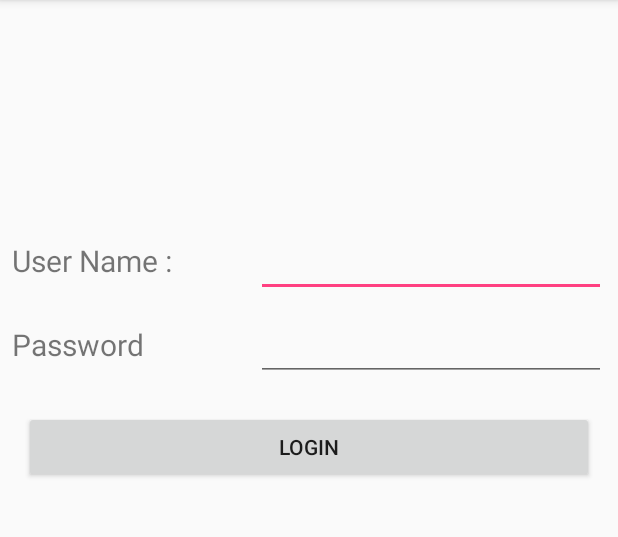
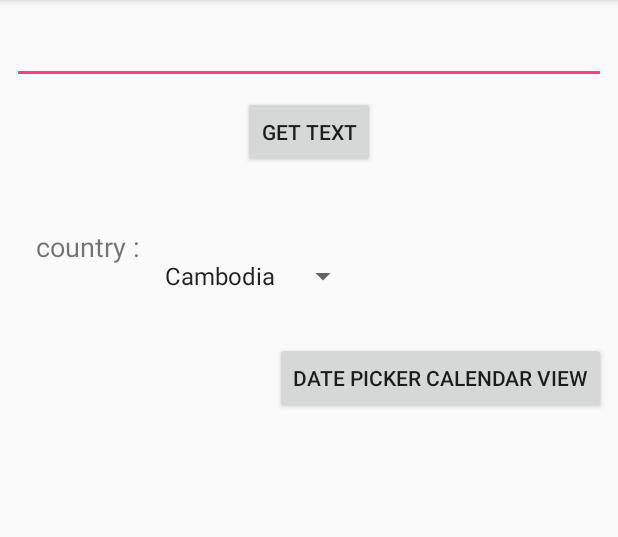
Before and after one commit to kshrd-short-course-4th/UI_component-code-example, an Android app: the screen it shows after launch (LoginActivity before the commit, AdvancedUIActivity after it), on a phone screen of 412 x 824 dp, the part 84-621 px from its top. Run offline under Robolectric (Android 15) with nearby library versions, the phone set to English and light mode, and no system bars.

Commit message:
add Advacnced UI component

```diff
--- /dev/null
+++ b/app/src/main/java/com/example/rathana/ui_components/AdvancedUIActivity.java
@@ -0,0 +1,97 @@
+package com.example.rathana.ui_components;
+
+import android.support.v7.app.AppCompatActivity;
+import android.os.Bundle;
+import android.util.Log;
+import android.view.View;
+import android.widget.AdapterView;
+import android.widget.ArrayAdapter;
+import android.widget.AutoCompleteTextView;
+import android.widget.Spinner;
+import android.widget.TextView;
+
+import com.example.rathana.ui_components.dialog.DatePickerDialogCalendar;
+
+import java.util.ArrayList;
+import java.util.List;
+
+public class AdvancedUIActivity extends AppCompatActivity
+        implements AdapterView.OnItemClickListener,
+        AdapterView.OnItemSelectedListener,
+        DatePickerDialogCalendar.CallBack{
+
+    private AutoCompleteTextView autoCompleteTextView;
+    private Spinner spinner;
+    private TextView dateFormat;
+    String[] countries;
+    @Override
+    protected void onCreate(Bundle savedInstanceState) {
+        super.onCreate(savedInstanceState);
+        setContentView(R.layout.activity_advanced_ui);
+        spinner=findViewById(R.id.spinner);
+        autoCompleteTextView=findViewById(R.id.autoComplete);
+        dateFormat=findViewById(R.id.dateFormat);
+        final String[] items={"book","cook","pen","cake","cat","car"};
+        //adapter with 3 parameters
+        /*ArrayAdapter<String> adapter=new ArrayAdapter<String>(
+                this,android.R.layout.simple_dropdown_item_1line,
+                items
+        );*/
+        //adapter with custom layout
+        ArrayAdapter<String> adapter1=new ArrayAdapter<String>(
+            this,R.layout.dropdown_item_list,R.id.item,items
+        );
+        autoCompleteTextView.setAdapter(adapter1);
+        autoCompleteTextView.setThreshold(1);
+        autoCompleteTextView.setOnItemClickListener(new AdapterView.OnItemClickListener() {
+            @Override
+            public void onItemClick(AdapterView<?> parent, View view, int position, long id) {
+                Log.e("text ", autoCompleteTextView.getText().toString());
+            }
+        });
+
+        //adapter for spinner
+        List<String> spinnerItems=new ArrayList<>();
+        spinnerItems.add("Cambodia");
+        spinnerItems.add("Thailand");
+        spinnerItems.add("China");
+        spinnerItems.add("Korea");
+        spinnerItems.add("Veitnam");
+
+        countries=this.getResources().getStringArray(R.array.countries_res);
+        ArrayAdapter<String> spinnerAdapter=new ArrayAdapter<String>(
+                this,android.R.layout.simple_dropdown_item_1line,countries
+        );
+        spinner.setAdapter(spinnerAdapter);
+        spinner.setOnItemSelectedListener(this);
+    }
+
+    public void onGetText(View view) {
+        Log.e("text-> ", autoCompleteTextView.getText().toString());
+    }
+
+    @Override
+    public void onItemClick(AdapterView<?> parent, View view, int position, long id) {
+        Log.e("spinner value",""+ countries[position]);
+    }
+
+    @Override
+    public void onItemSelected(AdapterView<?> parent, View view, int position, long id) {
+        Log.e("sppinner->",countries[position]);
+    }
+
+    @Override
+    public void onNothingSelected(AdapterView<?> parent) {
+
+    }
+
+    public void onPickDate(View view) {
+        new DatePickerDialogCalendar().show(getFragmentManager(),"date picker calendar View");
+    }
+
+    @Override
+    public void onPickDate(int day, int month, int year) {
+        String date=""+day+"/" + month+"/"+year;
+        dateFormat.setText(date);
+    }
+}
--- a/app/src/main/java/com/example/rathana/ui_components/MainActivity.java
+++ b/app/src/main/java/com/example/rathana/ui_components/MainActivity.java
@@ -17,7 +17,6 @@ public class MainActivity extends BaseActivity {
     public void onCreate(Bundle savedInstanceState) {
         super.onCreate(savedInstanceState);
         setContentView(R.layout.activity_main);
-
         if(UserSession.getInstance().getName().equals("")
                 && UserSession.getInstance().getPassword().equals("")){
             checkUserSession();
--- /dev/null
+++ b/app/src/main/res/layout/activity_advanced_ui.xml
@@ -0,0 +1,82 @@
+<?xml version="1.0" encoding="utf-8"?>
+<android.support.constraint.ConstraintLayout xmlns:android="http://schemas.android.com/apk/res/android"
+    xmlns:app="http://schemas.android.com/apk/res-auto"
+    xmlns:tools="http://schemas.android.com/tools"
+    android:layout_width="match_parent"
+    android:layout_height="match_parent"
+    tools:context="com.example.rathana.ui_components.AdvancedUIActivity">
+
+    <AutoCompleteTextView
+        android:id="@+id/autoComplete"
+        android:layout_width="match_parent"
+        android:layout_height="wrap_content"
+        android:layout_marginEnd="8dp"
+        android:layout_marginStart="8dp"
+        android:layout_marginTop="8dp"
+        android:textSize="20dp"
+        app:layout_constraintEnd_toEndOf="parent"
+        app:layout_constraintStart_toStartOf="parent"
+        app:layout_constraintTop_toTopOf="parent" />
+
+    <Button
+        android:id="@+id/gettText"
+        android:layout_width="wrap_content"
+        android:layout_height="wrap_content"
+        android:layout_marginEnd="8dp"
+        android:layout_marginStart="8dp"
+        android:layout_marginTop="8dp"
+        android:onClick="onGetText"
+        android:text="get Text"
+        app:layout_constraintEnd_toEndOf="parent"
+        app:layout_constraintStart_toStartOf="parent"
+        app:layout_constraintTop_toBottomOf="@+id/autoComplete" />
+
+    <TextView
+        android:id="@+id/textView3"
+        android:layout_width="wrap_content"
+        android:layout_height="wrap_content"
+        android:layout_marginLeft="24dp"
+        android:layout_marginTop="40dp"
+        android:text="country :"
+        android:textSize="18dp"
+        app:layout_constraintLeft_toLeftOf="parent"
+        app:layout_constraintTop_toBottomOf="@+id/gettText" />
+
+    <Spinner
+        android:id="@+id/spinner"
+        android:layout_width="wrap_content"
+        android:layout_height="wrap_content"
+        android:layout_marginEnd="8dp"
+        android:layout_marginStart="8dp"
+        android:layout_marginTop="40dp"
+        app:layout_constraintEnd_toEndOf="parent"
+        app:layout_constraintHorizontal_bias="0.0"
+        app:layout_constraintStart_toEndOf="@+id/textView3"
+        app:layout_constraintTop_toBottomOf="@+id/gettText" />
+
+    <Button
+        android:id="@+id/DatePicker"
+        android:layout_width="0dp"
+        android:layout_height="wrap_content"
+        android:layout_marginEnd="8dp"
+        android:layout_marginLeft="104dp"
+        android:layout_marginTop="116dp"
+        android:text="Date Picker Calendar View"
+        app:layout_constraintEnd_toEndOf="parent"
+        app:layout_constraintLeft_toLeftOf="parent"
+        app:layout_constraintTop_toBottomOf="@+id/gettText"
+        android:onClick="onPickDate"/>
+
+    <TextView
+        android:id="@+id/dateFormat"
+        android:layout_width="match_parent"
+        android:layout_height="wrap_content"
+        android:layout_marginStart="8dp"
+        android:layout_marginTop="8dp"
+        android:textColor="#000000"
+        android:textSize="20dp"
+        app:layout_constraintLeft_toLeftOf="parent"
+        app:layout_constraintRight_toRightOf="parent"
+        app:layout_constraintStart_toStartOf="parent"
+        app:layout_constraintTop_toBottomOf="@+id/DatePicker" />
+</android.support.constraint.ConstraintLayout>
--- /dev/null
+++ b/app/src/main/res/values/arrays.xml
@@ -0,0 +1,11 @@
+<?xml version="1.0" encoding="utf-8"?>
+<resources>
+    <string-array name="countries_res">
+        <item>Cambodia</item>
+        <item>Veitnam</item>
+        <item>Thailand</item>
+        <item>Korea</item>
+        <item>China</item>
+        <item>Lao</item>
+    </string-array>
+</resources>
```
Also changed, not shown: app/src/main/AndroidManifest.xml (+12 -2 lines), app/src/main/java/com/example/rathana/ui_components/dialog/DatePickerDialogCalendar.java (added, +46 -0 lines), app/src/main/res/layout/dropdown_item_list.xml (added, +12 -0 lines).
